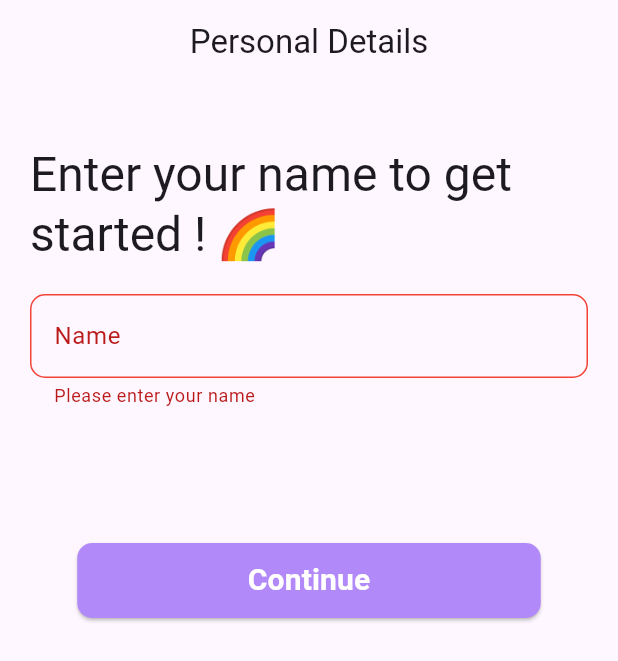
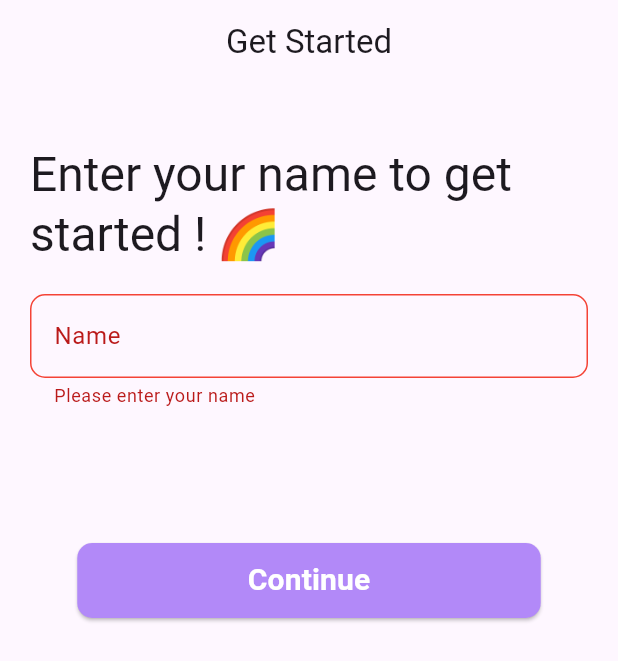
Before and after one commit to DivyanshArya09/quiz_app_flutter, a Flutter app: the screen it shows after launch, after a tap on "Continue", on a phone screen of 412 x 824 dp. Shown: the top 661 px of the screen. Run offline on Flutter 3.47's test engine with Material 3 defaults, Android fonts, the phone set to English and light mode, and no system bars; our stand-ins replace equatable.

```diff
--- a/lib/features/oboarding/screens/personal_details_screen.dart
+++ b/lib/features/oboarding/screens/personal_details_screen.dart
@@ -28,7 +28,7 @@ class _PersonalDetailsScreenState extends State<PersonalDetailsScreen> {
     return Scaffold(
       appBar: AppBar(
         centerTitle: true,
-        title: const Text('Personal Details'),
+        title: const Text('Get Started'),
       ),
       body: SingleChildScrollView(
         padding: const EdgeInsets.all(20),
--- a/lib/features/quiz/presentation/screens/quiz_screen.dart
+++ b/lib/features/quiz/presentation/screens/quiz_screen.dart
@@ -70,7 +70,9 @@ class _QuizScreenState extends State<QuizScreen> {
         child: Column(
           children: [
             _spacer(),
-            const QuizTile(),
+            QuizTile(
+              onTap: () => Navigator.pushNamed(context, '/questions'),
+            ),
           ],
         ),
       ),
--- a/lib/main.dart
+++ b/lib/main.dart
@@ -1,9 +1,15 @@
+import 'dart:async';
+
 import 'package:flutter/material.dart';
+import 'package:flutter/services.dart';
 import 'package:quiz_app_flutter/features/oboarding/screens/personal_details_screen.dart';
 import 'package:quiz_app_flutter/features/oboarding/screens/splash_screen.dart';
+import 'package:quiz_app_flutter/features/quiz/presentation/screens/questions_screen.dart';
 import 'package:quiz_app_flutter/features/quiz/presentation/screens/quiz_screen.dart';
 
-void main() {
+Future<void> main() async {
+  WidgetsFlutterBinding.ensureInitialized();
+  await SystemChrome.setPreferredOrientations([DeviceOrientation.portraitUp]);
   runApp(const MyApp());
 }
 
@@ -27,6 +33,11 @@ class MyApp extends StatelessWidget {
           case '/quiz':
             return MaterialPageRoute(
               builder: (context) => const QuizScreen(),
+            );
+
+          case '/questions':
+            return MaterialPageRoute(
+              builder: (context) => const QuestionScreen(),
             );
           default:
             return MaterialPageRoute(
```
Also changed, not shown: lib/features/quiz/presentation/screens/questions_screen.dart (added, +22 -0 lines), lib/features/quiz/presentation/widgets/quiz_tile.dart (+8 -3 lines).
